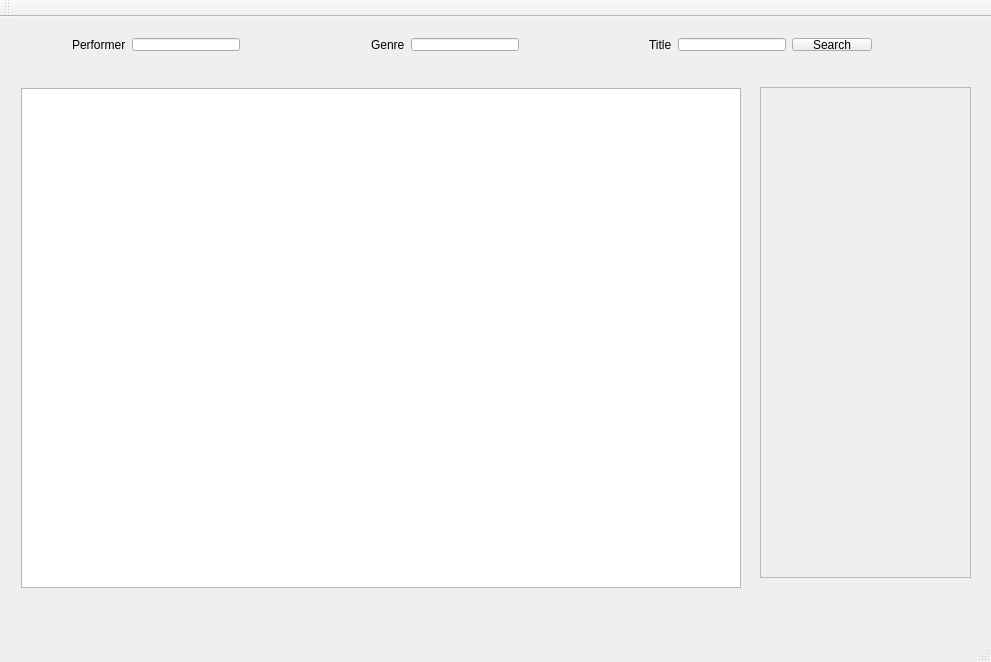
Before: the Qt Designer form src/Client/mainwindow.ui in antic11d/RS020-graphify, drawn with Qt 5.
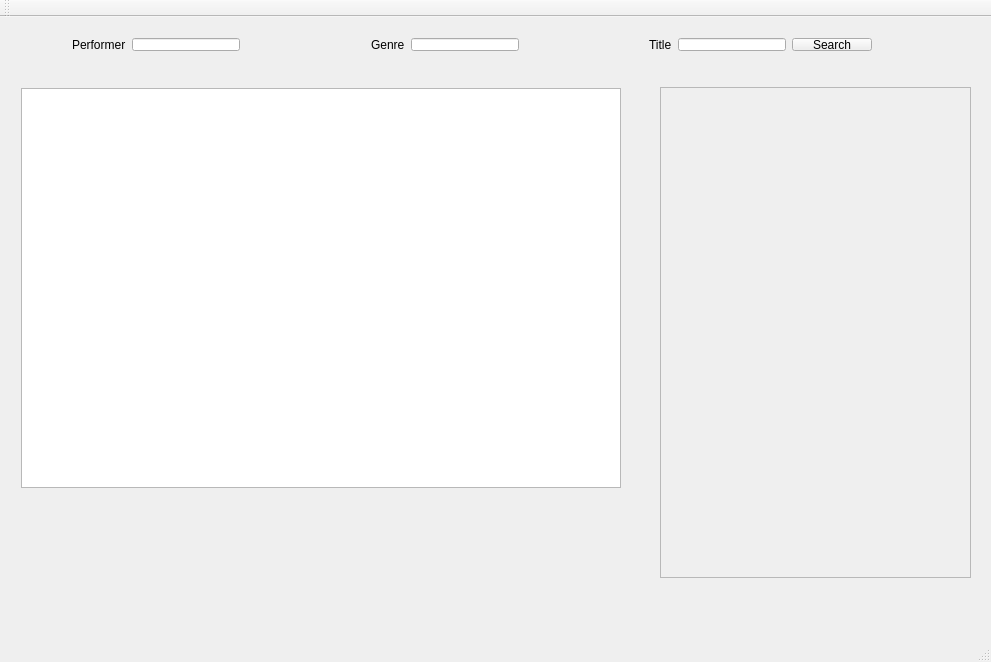
After: the same form once the commit is applied.

```diff
--- a/src/Client/mainwindow.ui
+++ b/src/Client/mainwindow.ui
@@ -25,14 +25,14 @@
      <rect>
       <x>21</x>
       <y>71</y>
-      <width>720</width>
-      <height>500</height>
+      <width>600</width>
+      <height>400</height>
      </rect>
     </property>
     <property name="minimumSize">
      <size>
-      <width>720</width>
-      <height>500</height>
+      <width>500</width>
+      <height>300</height>
      </size>
     </property>
    </widget>
@@ -126,9 +126,9 @@
    <widget class="QScrollArea" name="scrollArea">
     <property name="geometry">
      <rect>
-      <x>760</x>
+      <x>660</x>
       <y>70</y>
-      <width>211</width>
+      <width>311</width>
       <height>491</height>
      </rect>
     </property>
@@ -140,7 +140,7 @@
       <rect>
        <x>0</x>
        <y>0</y>
-       <width>209</width>
+       <width>309</width>
        <height>489</height>
       </rect>
      </property>
```
Left out of the diff: 3 changed lines with no effect on the pictures.
